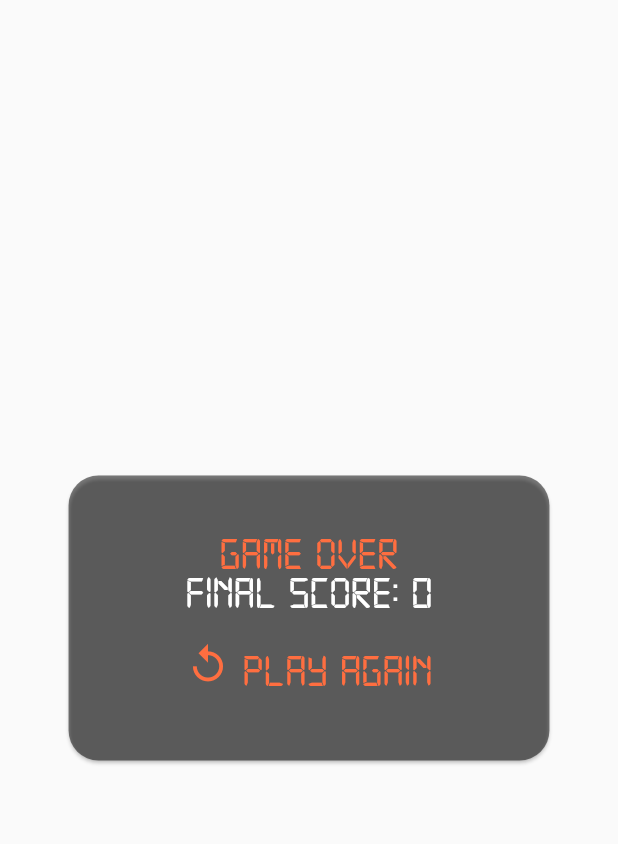
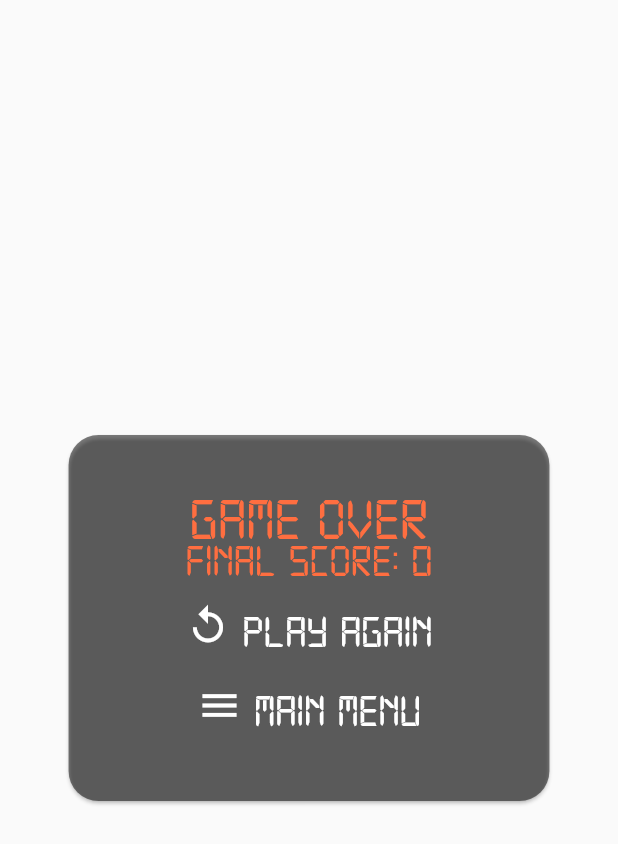
Before and after one commit to Charizard17/dino_run, a Flutter app: the GameOverMenu widget shown alone on an empty page, opened directly with empty values, on a phone screen of 412 x 824 dp. Shown: the top 844 px of the screen. Run offline on Flutter 3.47's test engine with Material 2 defaults, Android fonts, the phone set to English and light mode, and no system bars; missing offline and left inert: flame.

Commit message:
game over menu edited

```diff
--- a/lib/widgets/game_over_menu.dart
+++ b/lib/widgets/game_over_menu.dart
@@ -1,4 +1,6 @@
 import 'package:flutter/material.dart';
+
+import '../screens/main_menu.dart';
 
 class GameOverMenu extends StatelessWidget {
   final Function onRestartPressed;
@@ -27,27 +29,45 @@ class GameOverMenu extends StatelessWidget {
             children: [
               Text(
                 'Game Over',
-                style: TextStyle(fontSize: 30, color: Colors.deepOrangeAccent),
+                style: TextStyle(fontSize: 40, color: Colors.deepOrangeAccent),
               ),
               SizedBox(height: 10),
               Text(
                 'Final score: $score',
-                style: TextStyle(fontSize: 30, color: Colors.white),
+                style: TextStyle(fontSize: 30, color: Colors.deepOrangeAccent),
               ),
-              SizedBox(height: 20),
+              SizedBox(height: 15),
               TextButton.icon(
                 icon: Icon(
                   Icons.replay,
-                  color: Colors.deepOrangeAccent,
+                  color: Colors.white,
                   size: 30,
                 ),
                 label: Text(
                   'Play Again',
-                  style:
-                      TextStyle(fontSize: 30, color: Colors.deepOrangeAccent),
+                  style: TextStyle(fontSize: 30, color: Colors.white),
                 ),
                 onPressed: () {
                   onRestartPressed();
+                },
+              ),
+              SizedBox(height: 5),
+              TextButton.icon(
+                icon: Icon(
+                  Icons.menu,
+                  color: Colors.white,
+                  size: 30,
+                ),
+                label: Text(
+                  'Main Menu',
+                  style: TextStyle(fontSize: 30, color: Colors.white),
+                ),
+                onPressed: () {
+                  Navigator.of(context).pushReplacement(
+                    MaterialPageRoute(
+                      builder: (ctx) => MainMenu(),
+                    ),
+                  );
                 },
               )
             ],
```
